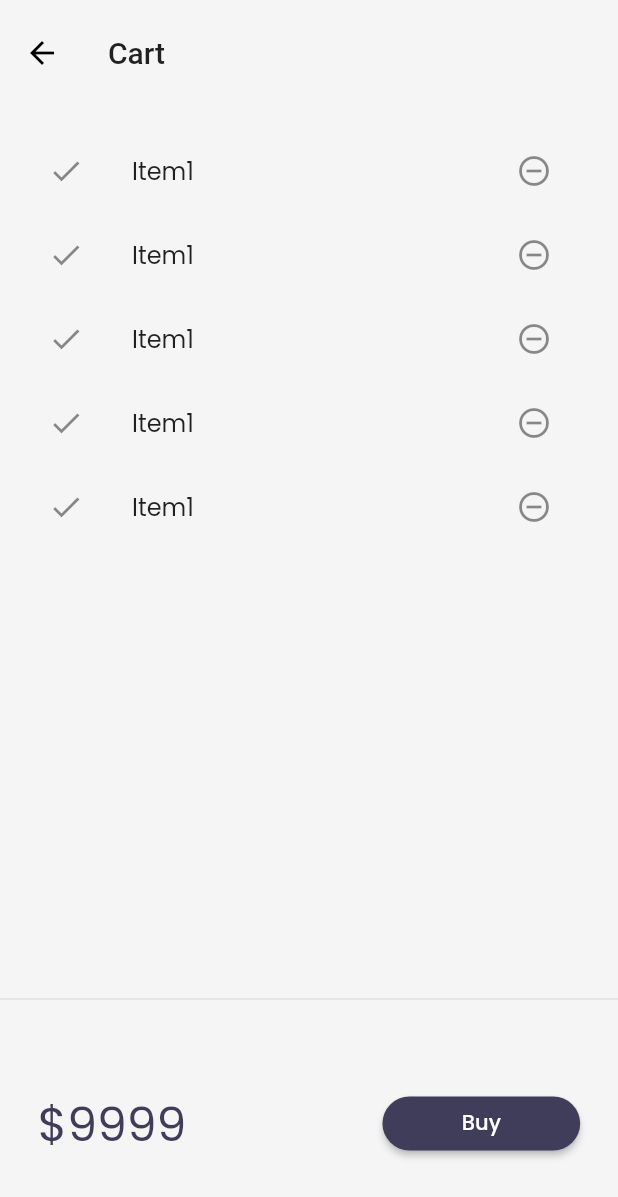
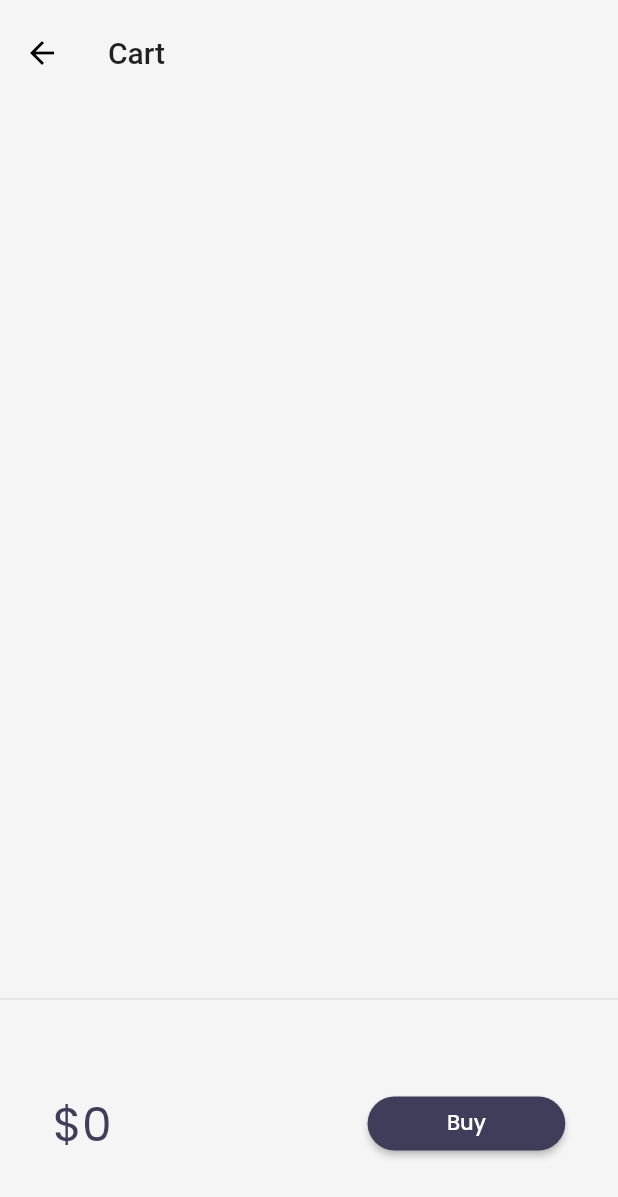
Before and after one commit to Slutishboy/flutterProject, a Flutter app: the screen it shows after launch, after a tap on an icon or button, on a phone screen of 412 x 824 dp. Shown: the top 1197 px of the screen. Run offline on Flutter 3.47's test engine with Material 2 defaults, Android fonts, the phone set to English and light mode, and no system bars; our stand-ins replace google_fonts, velocity_x; missing offline and left inert: vxstate; network calls fail.

Commit message:
Day24 Completed

```diff
--- a/lib/models/cart.dart
+++ b/lib/models/cart.dart
@@ -1,7 +1,10 @@
 import 'package:fapp/models/catalog.dart';
 
 class CartModal {
-  late CatelogModal _catelog;
+  static final cartModal = CartModal._internal();
+  CartModal._internal();
+  factory CartModal() => cartModal;
+ late CatelogModal _catelog;
   // store Ids of each item
   final List<int> _itemIds = [];
   CatelogModal get catalog => _catelog;
@@ -21,6 +24,7 @@ class CartModal {
   void add(Item item) {
     _itemIds.add(item.id);
   }
+
   //remove item
   void remove(Item item) {
     _itemIds.remove(item.id);
--- a/lib/models/catalog.dart
+++ b/lib/models/catalog.dart
@@ -2,6 +2,9 @@
 import 'dart:convert';
 
 class CatelogModal {
+  static final catModal = CatelogModal._internal();
+  CatelogModal._internal();
+  factory CatelogModal() => catModal;
   static List<Item> items = [];
   // Get item by id
    Item getById(int id) =>
--- a/lib/pages/cart_page.dart
+++ b/lib/pages/cart_page.dart
@@ -1,3 +1,4 @@
+import 'package:fapp/models/cart.dart';
 import 'package:fapp/widgets/themes.dart';
 import 'package:flutter/material.dart';
 import 'package:velocity_x/velocity_x.dart';
@@ -29,12 +30,13 @@ class _CartTotal extends StatelessWidget {
 
   @override
   Widget build(BuildContext context) {
+    final _cart = CartModal();
     return SizedBox(
       height: 150,
       child: Row(
         mainAxisAlignment: MainAxisAlignment.spaceAround,
         children: [
-          "\$9999".text.xl4.color(context.accentColor).make(),
+          "\$${_cart.totalPrice}".text.xl4.color(context.accentColor).make(),
           30.widthBox,
           ElevatedButton(
                   onPressed: () {
@@ -62,15 +64,16 @@ class CartList extends StatefulWidget {
 }
 
 class _CartListState extends State<CartList> {
+  final _cart = CartModal();
   @override
   Widget build(BuildContext context) {
     return ListView.builder(
-      itemCount: 5,
+      itemCount: _cart.items.length,
       itemBuilder: ((context, index) => ListTile(
             leading: Icon(Icons.done),
             trailing: IconButton(
                 onPressed: () {}, icon: Icon(Icons.remove_circle_outline)),
-            title: "Item1".text.make(),
+            title: _cart.items[index].name.text.make(),
           )),
     );
   }
--- a/lib/pages/home_widgets/catalogList.dart
+++ b/lib/pages/home_widgets/catalogList.dart
@@ -1,3 +1,4 @@
+import 'package:fapp/models/cart.dart';
 import 'package:fapp/pages/hom_detail_page.dart';
 import 'package:flutter/material.dart';
 import 'package:velocity_x/velocity_x.dart';
@@ -11,13 +12,11 @@ class CatalogList extends StatelessWidget {
   @override
   Widget build(BuildContext context) {
     return ListView.builder(
-
       shrinkWrap: true,
       itemCount: CatelogModal.items.length,
       itemBuilder: (context, index) {
         final catalog = CatelogModal.items[index];
         return InkWell(
-
             onTap: () => Navigator.push(
                 context,
                 MaterialPageRoute(
@@ -41,10 +40,10 @@ class CatalogItem extends StatelessWidget {
       children: [
         Hero(
           tag: Key(catalog.id.toString()),
-          child: CatalogImage(image: catalog.image),),
+          child: CatalogImage(image: catalog.image),
+        ),
         Expanded(
             child: Column(
-
           crossAxisAlignment: CrossAxisAlignment.start,
           mainAxisAlignment: MainAxisAlignment.center,
           children: [
@@ -56,13 +55,7 @@ class CatalogItem extends StatelessWidget {
               buttonPadding: EdgeInsets.zero,
               children: [
                 "\$${catalog.price}".text.bold.xl.make(),
-                ElevatedButton(
-                    onPressed: (() {}),
-                    style: ButtonStyle(
-                        backgroundColor:
-                            MaterialStateProperty.all(context.theme.buttonColor),
-                        shape: MaterialStateProperty.all(StadiumBorder())),
-                    child: "Add to Cart".text.make()).wh(110,35)
+                _AddToCart(catalog: catalog)
               ],
             ).pOnly(right: 8)
           ],
@@ -71,3 +64,32 @@ class CatalogItem extends StatelessWidget {
     )).color(context.cardColor).rounded.square(140).make().py16();
   }
 }
+
+class _AddToCart extends StatefulWidget {
+  final Item catalog;
+  const _AddToCart({Key? key, required this.catalog}) : super(key: key);
+
+  @override
+  State<_AddToCart> createState() => _AddToCartState();
+}
+
+class _AddToCartState extends State<_AddToCart> {
+  bool isAdded = false;
+  @override
+  Widget build(BuildContext context) {
+    return ElevatedButton(
+        onPressed: (() {
+          isAdded = isAdded.toggle();
+          final _catalog = CatelogModal();
+          final _cart = CartModal();
+          _cart.catalog = _catalog;
+          _cart.add(widget.catalog);
+          setState(() {});
+        }),
+        style: ButtonStyle(
+            backgroundColor:
+                MaterialStateProperty.all(context.theme.buttonColor),
+            shape: MaterialStateProperty.all(StadiumBorder())),
+        child: isAdded ? Icon(Icons.done) : "Add to Cart".text.make());
+  }
+}
```
